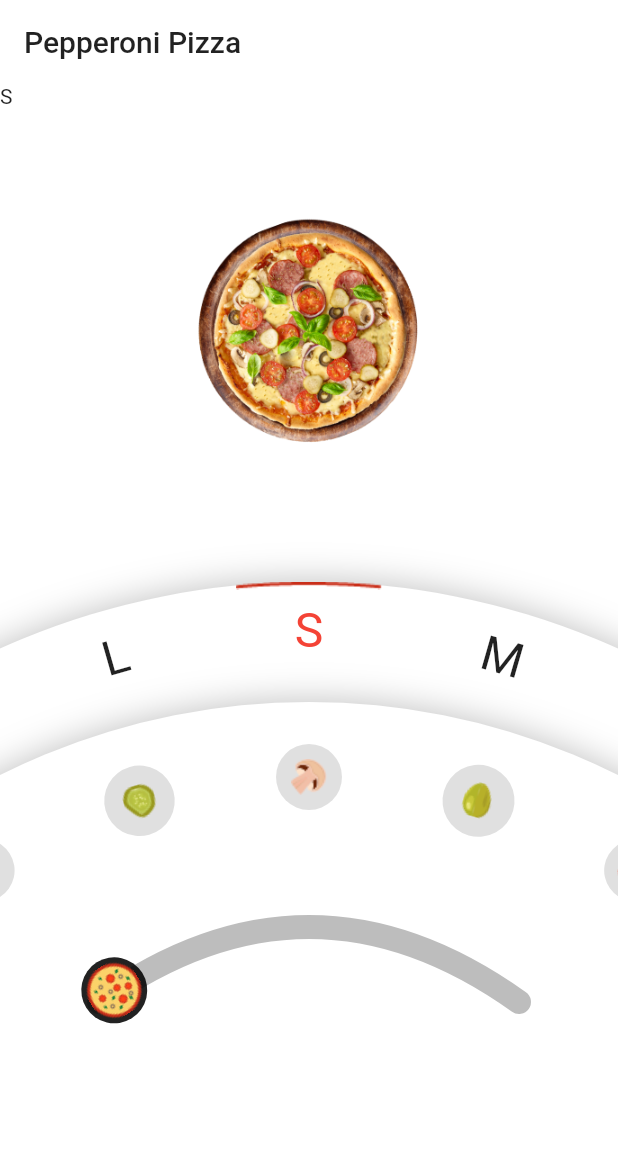
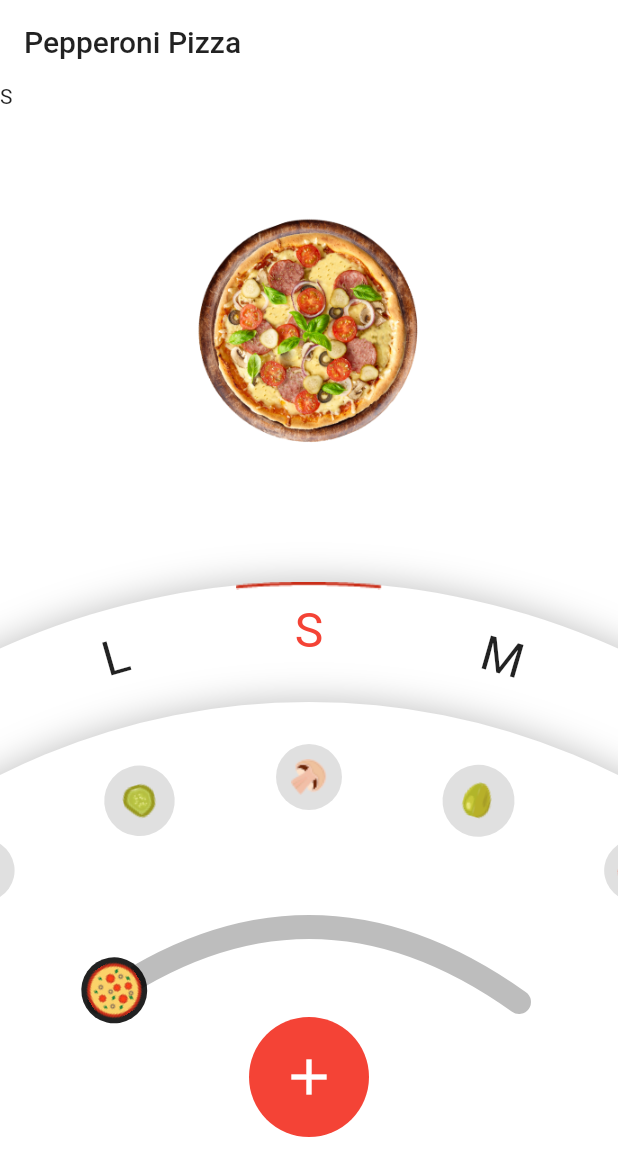
Before and after one commit to digitaljoni/examples_flutter, a Flutter app: the screen it shows after launch, on a phone screen of 412 x 824 dp. Shown: the top 1176 px of the screen. Run offline on Flutter 3.47's test engine with Material 2 defaults, Android fonts, the phone set to English and light mode, and no system bars.

Commit message:
add floating button

```diff
--- a/pizza_delivery/lib/main.dart
+++ b/pizza_delivery/lib/main.dart
@@ -75,6 +75,28 @@ class _PizzaOrderPageState extends State<PizzaOrderPage> {
           'Pepperoni Pizza',
           style: TextStyle(
             color: Colors.black87,
+          ),
+        ),
+      ),
+      floatingActionButtonLocation: FloatingActionButtonLocation.centerFloat,
+      floatingActionButton: Padding(
+        padding: const EdgeInsets.only(bottom: 50.0),
+        child: Container(
+          width: 80.0,
+          height: 80.0,
+          decoration: BoxDecoration(
+            color: Colors.red,
+            shape: BoxShape.circle,
+          ),
+          child: new RawMaterialButton(
+            shape: new CircleBorder(),
+            elevation: 0.0,
+            child: Icon(
+              Icons.add,
+              color: Colors.white,
+              size: 40.0,
+            ),
+            onPressed: () {},
           ),
         ),
       ),
```
